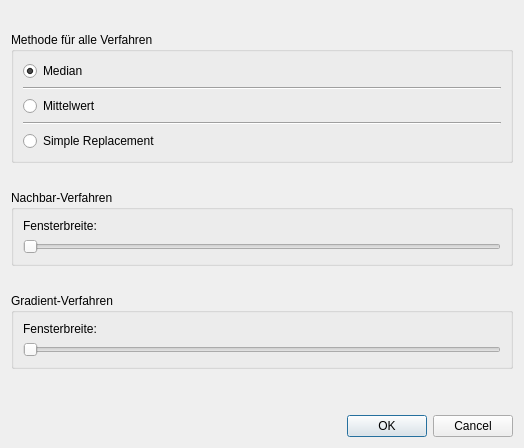
The window that main/resources/base/einstellungenKorrigieren.ui (TrandyAndy/Bad-Pixel) describes before a commit, drawn with Qt 5.
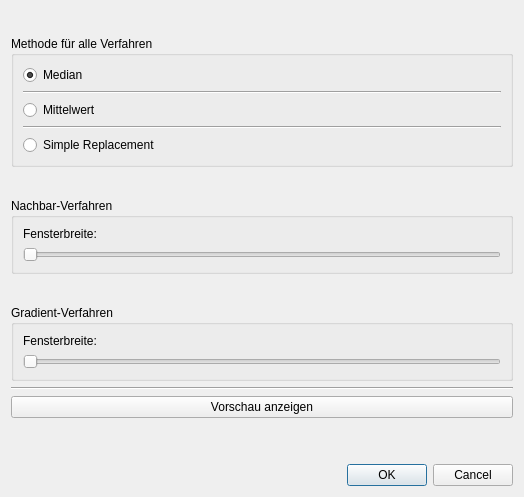
The same window after the commit.

Commit message: Einige UI Erweiterungen

```diff
--- a/main/resources/base/einstellungenKorrigieren.ui
+++ b/main/resources/base/einstellungenKorrigieren.ui
@@ -7,7 +7,7 @@
     <x>0</x>
     <y>0</y>
     <width>524</width>
-    <height>448</height>
+    <height>497</height>
    </rect>
   </property>
   <property name="windowTitle">
@@ -192,6 +192,20 @@
      </layout>
     </widget>
    </item>
+   <item>
+    <widget class="Line" name="line_3">
+     <property name="orientation">
+      <enum>Qt::Horizontal</enum>
+     </property>
+    </widget>
+   </item>
+   <item>
+    <widget class="QPushButton" name="pushButtonVorschau">
+     <property name="text">
+      <string>Vorschau anzeigen</string>
+     </property>
+    </widget>
+   </item>
    <item>
     <spacer name="verticalSpacer">
      <property name="orientation">
```
The commit also changes 6 other files.
